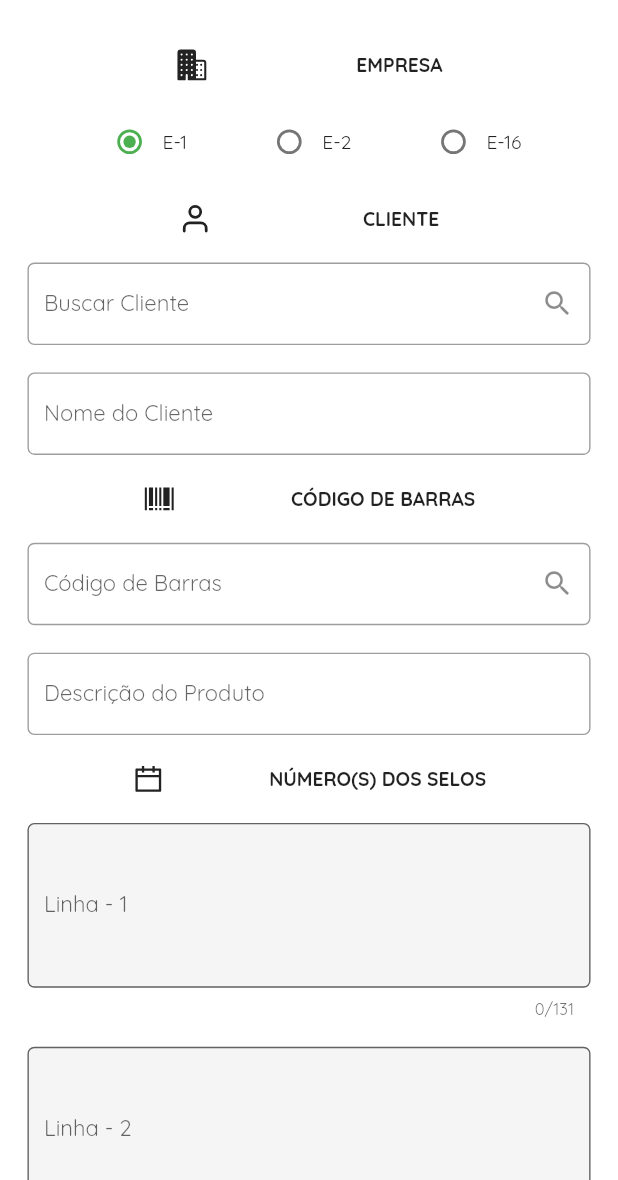
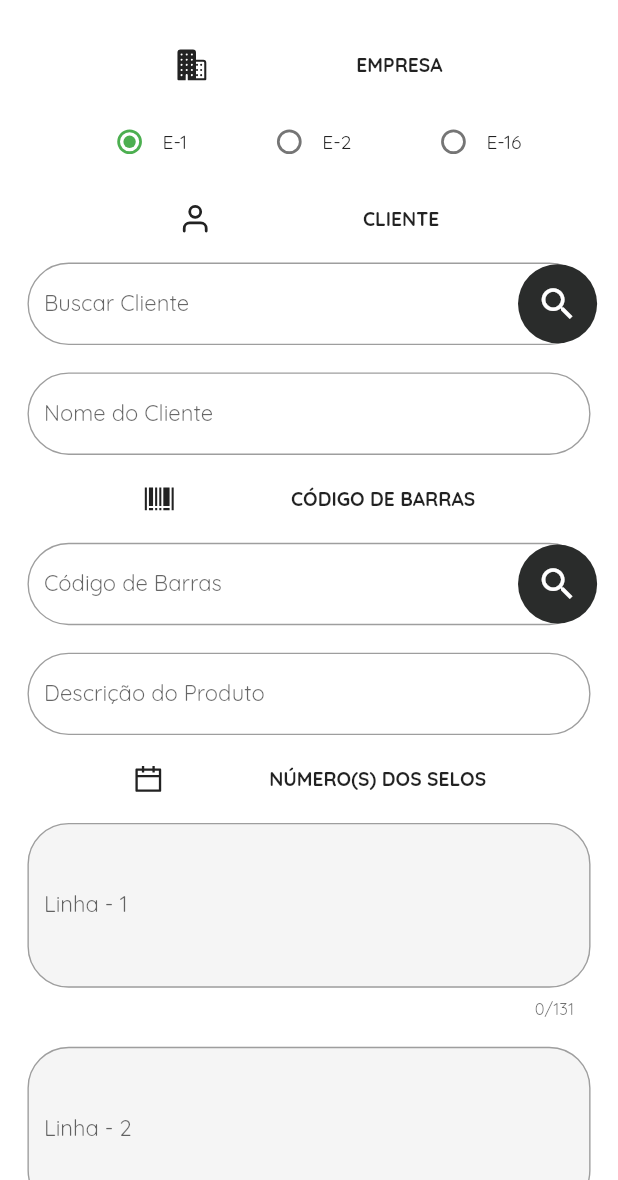
Before and after one commit to cubix-projetos/App-Carta-Selo, a Flutter app: the screen it shows after launch, after a tap on "Cadastro", on a phone screen of 412 x 824 dp, the part 56-1236 px from its top. Run offline on Flutter 3.47's test engine with Material 2 defaults, Android fonts, the phone set to English and light mode, and no system bars; our stand-ins replace flutter_vector_icons, get, google_fonts, mobx, open_file, pdf and 2 more; missing offline and left inert: flutter_barcode_scanner; generated files the repository leaves out were written again.

Commit message:
Ajustes no layout

```diff
--- a/lib/apis/pdf_multi_api.dart
+++ b/lib/apis/pdf_multi_api.dart
@@ -333,7 +333,12 @@ class PdfMultiApi {
         ),
         SizedBox(height: 5 * PdfPageFormat.mm),
         Text(
-          DateFormat("'São Paulo,' d 'de' MMMM 'de' y", "pt_BR").format(data),
+          DateFormat("'São Paulo,' d 'de' MMMM 'de' y"  , "pt_BR").format(data),
+          style: TextStyle(fontSize: 10),
+        ),
+         SizedBox(height: 3),
+        Text(
+          DateFormat("'Hora da Emissão: 'hh:mm'", "pt_BR").format(data),
           style: TextStyle(fontSize: 10),
         ),
       ],
--- a/lib/apis/pdf_unico_api.dart
+++ b/lib/apis/pdf_unico_api.dart
@@ -376,6 +376,11 @@ class PdfUnicoApi {
           DateFormat("'São Paulo,' d 'de' MMMM 'de' y", "pt_BR").format(data),
           style: TextStyle(fontSize: 10),
         ),
+        SizedBox(height: 3),
+        Text(
+          DateFormat("'Hora da Emissão: 'hh:mm'", "pt_BR").format(data),
+          style: TextStyle(fontSize: 10),
+        ),
       ],
     );
   }
--- a/lib/config/conexao.dart
+++ b/lib/config/conexao.dart
@@ -1,5 +1,5 @@
 abstract class ConexaoApp {
-  static String ip = "192.168.1.174";
+  static String ip = "192.168.1.216";
   static String port = "330";
 
   static alterar(String ip, String port) {
--- a/lib/main.dart
+++ b/lib/main.dart
@@ -34,6 +34,7 @@ class CartaSeloApp extends StatelessWidget {
   @override
   Widget build(BuildContext context) {
     return GetMaterialApp(
+
       routes: {
         "/home": (context) => HomeScreen(),
         "/carta_selo": (context) => CartaSeloScreen(),
--- a/lib/pdf/pdf.dart
+++ b/lib/pdf/pdf.dart
@@ -2,6 +2,7 @@ import 'package:carta_selo/apis/pdf_api.dart';
 import 'package:carta_selo/apis/pdf_multi_api.dart';
 import 'package:carta_selo/apis/pdf_unico_api.dart';
 import 'package:carta_selo/stores/pdf_store.dart';
+import 'package:carta_selo/styles/colors.dart';
 
 import 'package:flutter/material.dart';
 import 'package:get/get.dart';
@@ -53,11 +54,12 @@ class _PdfPageState extends State<PdfPage> {
                 Icon(
                   Icons.share,
                   size: 130,
+                  color: AppColors.azulCubix,
                 ),
                 const SizedBox(height: 40),
                 ElevatedButton(
                   style: ElevatedButton.styleFrom(
-                    primary: Colors.green,
+                    primary: AppColors.cinzaCubix,
                     minimumSize: Size.fromHeight(40),
                   ),
                   child: FittedBox(
--- a/lib/screens/carta_selo.dart
+++ b/lib/screens/carta_selo.dart
@@ -1,4 +1,3 @@
-
 import 'package:carta_selo/pdf/pdf.dart';
 import 'package:carta_selo/screens/components/cliente.dart';
 import 'package:carta_selo/screens/components/codigo_barras.dart';
@@ -136,7 +135,7 @@ class _CartaSeloScreenState extends State<CartaSeloScreen> {
                   },
                   content: Text("Retorne a tela home"),
                   textConfirm: "Sim",
-                  confirmTextColor: Colors.green,
+                  confirmTextColor: Colors.white,
                   onCancel: () {},
                   textCancel: "Não",
                   cancelTextColor: Colors.red,
@@ -226,7 +225,7 @@ class _CartaSeloScreenState extends State<CartaSeloScreen> {
                     ),
                     textConfirm: "Sim",
                     cancelTextColor: Colors.red,
-                    confirmTextColor: Colors.green,
+                    confirmTextColor: Colors.white,
                     onConfirm: () {
                       setState(() {
                         qtdSelos.clear();
--- a/lib/screens/components/card_home.dart
+++ b/lib/screens/components/card_home.dart
@@ -1,3 +1,4 @@
+import 'package:carta_selo/styles/colors.dart';
 import 'package:flutter/material.dart';
 import 'package:google_fonts/google_fonts.dart';
 
@@ -33,8 +34,8 @@ class _CardHomeState extends State<CardHome> {
         // color:  Colors.green[900]!,
 
         border: Border.all(
-          color: Colors.black,
-          width: 3,
+          color: AppColors.douradoCubix,
+          width: 1,
         ),
         borderRadius: BorderRadius.circular(12),
       ),
--- a/lib/screens/components/cliente.dart
+++ b/lib/screens/components/cliente.dart
@@ -1,4 +1,5 @@
 import 'package:carta_selo/apis/clientes_api.dart';
+import 'package:carta_selo/styles/colors.dart';
 import 'package:flutter/material.dart';
 import 'package:flutter_vector_icons/flutter_vector_icons.dart';
 
@@ -45,11 +46,32 @@ class _ClienteContainerState extends State<ClienteContainer> {
                   widget.nomeparcController.text = nome;
                 });
               },
-              icon: Icon(Icons.search),
+              icon: Container(
+                child: Transform.scale(
+                  scale:
+                      1.8, // Ajuste o valor conforme necessário para aumentar ou diminuir o tamanho do ícone
+                  child: CircleAvatar(
+                    backgroundColor: AppColors.cinzaCubix,
+                    child: const Icon(
+                      Icons.search,
+                      size: 17,
+                      color: Colors.white,
+                    ),
+                  ),
+                ),
+              ),
             ),
             labelText: "Buscar Cliente",
             border: OutlineInputBorder(
-              borderRadius: BorderRadius.circular(5),
+              borderRadius: BorderRadius.circular(30),
+            ),
+            focusedBorder: OutlineInputBorder(
+              borderSide: BorderSide(color: Colors.blue),
+              borderRadius: BorderRadius.circular(30),
+            ),
+            enabledBorder: OutlineInputBorder(
+              borderSide: BorderSide(color: Colors.grey),
+              borderRadius: BorderRadius.circular(30),
             ),
           ),
         ),
@@ -61,7 +83,15 @@ class _ClienteContainerState extends State<ClienteContainer> {
           decoration: InputDecoration(
             labelText: "Nome do Cliente",
             border: OutlineInputBorder(
-              borderRadius: BorderRadius.circular(5),
+              borderRadius: BorderRadius.circular(30),
+            ),
+            focusedBorder: OutlineInputBorder(
+              borderSide: BorderSide(color: Colors.blue),
+              borderRadius: BorderRadius.circular(30),
+            ),
+            enabledBorder: OutlineInputBorder(
+              borderSide: BorderSide(color: Colors.grey),
+              borderRadius: BorderRadius.circular(30),
             ),
           ),
         ),
--- a/lib/screens/components/codigo_barras.dart
+++ b/lib/screens/components/codigo_barras.dart
@@ -1,4 +1,5 @@
 import 'package:carta_selo/apis/produtos_api.dart';
+import 'package:carta_selo/styles/colors.dart';
 import 'package:flutter/material.dart';
 import 'package:flutter/services.dart';
 import 'package:flutter_barcode_scanner/flutter_barcode_scanner.dart';
@@ -67,11 +68,32 @@ class _CodigoBarrasContainerState extends State<CodigoBarrasContainer> {
               onPressed: () {
                 scanBarcodeNormal();
               },
-              icon: Icon(Icons.search),
+              icon: Container(
+                child: Transform.scale(
+                  scale:
+                      1.8, // Ajuste o valor conforme necessário para aumentar ou diminuir o tamanho do ícone
+                  child: CircleAvatar(
+                    backgroundColor: AppColors.cinzaCubix,
+                    child: const Icon(
+                      Icons.search,
+                      size: 17,
+                      color: Colors.white,
+                    ),
+                  ),
+                ),
+              ),
             ),
             labelText: "Código de Barras",
             border: OutlineInputBorder(
-              borderRadius: BorderRadius.circular(5),
+              borderRadius: BorderRadius.circular(30),
+            ),
+            focusedBorder: OutlineInputBorder(
+              borderSide: BorderSide(color: Colors.blue),
+              borderRadius: BorderRadius.circular(30),
+            ),
+            enabledBorder: OutlineInputBorder(
+              borderSide: BorderSide(color: Colors.grey),
+              borderRadius: BorderRadius.circular(30),
             ),
           ),
         ),
@@ -84,7 +106,15 @@ class _CodigoBarrasContainerState extends State<CodigoBarrasContainer> {
           decoration: InputDecoration(
             labelText: "Descrição do Produto",
             border: OutlineInputBorder(
-              borderRadius: BorderRadius.circular(5),
+              borderRadius: BorderRadius.circular(30),
+            ),
+            focusedBorder: OutlineInputBorder(
+              borderSide: BorderSide(color: Colors.blue),
+              borderRadius: BorderRadius.circular(30),
+            ),
+            enabledBorder: OutlineInputBorder(
+              borderSide: BorderSide(color: Colors.grey),
+              borderRadius: BorderRadius.circular(30),
             ),
           ),
         ),
--- a/lib/screens/components/linha_selo.dart
+++ b/lib/screens/components/linha_selo.dart
@@ -21,7 +21,15 @@ class LinhaSeloContainer extends StatelessWidget {
             filled: true,
             labelText: "Linha - $linha",
             border: OutlineInputBorder(
-              borderRadius: BorderRadius.circular(5),
+              borderRadius: BorderRadius.circular(30),
+            ),
+            focusedBorder: OutlineInputBorder(
+              borderSide: BorderSide(color: Colors.blue),
+              borderRadius: BorderRadius.circular(30),
+            ),
+            enabledBorder: OutlineInputBorder(
+              borderSide: BorderSide(color: Colors.grey),
+              borderRadius: BorderRadius.circular(30),
             ),
           ),
         ),
--- a/lib/screens/home_screen.dart
+++ b/lib/screens/home_screen.dart
@@ -1,6 +1,6 @@
-
 import 'package:carta_selo/screens/carta_selo.dart';
 import 'package:carta_selo/screens/multi_carta_selo.dart';
+import 'package:carta_selo/styles/colors.dart';
 import 'package:flutter/material.dart';
 import 'package:flutter_vector_icons/flutter_vector_icons.dart';
 import 'package:get/get.dart';
@@ -38,7 +38,7 @@ class _HomeScreenState extends State<HomeScreen> {
             ),
           ),
           elevation: 0,
-          backgroundColor: const Color.fromRGBO(44, 65, 68, 1),
+          backgroundColor: AppColors.cinzaCubix,
           actions: [
             IconButton(
                 icon: const Icon(MaterialCommunityIcons.logout),
@@ -47,7 +47,7 @@ class _HomeScreenState extends State<HomeScreen> {
                 })
           ],
         ),
-        backgroundColor: const Color.fromRGBO(44, 65, 68, 1),
+        backgroundColor: AppColors.cinzaCubix,
         body: ListView(
           children: <Widget>[
             const SizedBox(
--- a/lib/screens/loading_screen.dart
+++ b/lib/screens/loading_screen.dart
@@ -1,4 +1,5 @@
 import 'package:carta_selo/config/servidor_screen.dart';
+import 'package:carta_selo/styles/colors.dart';
 import 'package:flutter/material.dart';
 import 'package:flutter_vector_icons/flutter_vector_icons.dart';
 import 'package:get/get.dart';
@@ -24,12 +25,12 @@ class _LoadingScreenState extends State<LoadingScreen> {
         backgroundColor:
             Colors.transparent, //const Color.fromRGBO(44, 65, 68, 1),
         body: Container(
-          decoration: const BoxDecoration(
+          decoration: BoxDecoration(
               gradient: LinearGradient(
             begin: Alignment.topCenter,
             end: Alignment.bottomCenter,
             colors: [
-              Color.fromRGBO(44, 65, 68, 1), // Colors.black,
+              AppColors.cinzaCubix, // Colors.black,
               Colors.black, // const Color.fromRGBO(44, 65, 68, 1),
             ],
           )),
@@ -43,23 +44,24 @@ class _LoadingScreenState extends State<LoadingScreen> {
                   });
                 },
                 child: Image.asset(
-                  "assets/images/splash.png",
+                  "assets/images/cubix_logo.png",
                   height: MediaQuery.of(context).size.height * 0.7,
                 ),
               ),
               Container(
+                height: 50,
                 child: OutlinedButton(
                   child: Text(
                     'Entrar',
                     style: GoogleFonts.quicksand(
                         textStyle: const TextStyle(
                             color: Colors.white,
-                            fontSize: 17,
+                            fontSize: 20,
                             fontWeight: FontWeight.bold)),
                   ),
                   style: OutlinedButton.styleFrom(
                     primary: Colors.white,
-                    backgroundColor: const Color.fromRGBO(44, 65, 68, 1),
+                    backgroundColor: AppColors.azulCubix,
                     shape: const RoundedRectangleBorder(
                         borderRadius: BorderRadius.all(Radius.circular(10))),
                   ),
--- /dev/null
+++ b/lib/styles/colors.dart
@@ -0,0 +1,7 @@
+import 'package:flutter/material.dart';
+
+class AppColors {
+  static final cinzaCubix = Color.fromRGBO(42, 44, 43, 1);
+  static final douradoCubix = Color.fromRGBO(196, 161, 109, 1);
+  static final azulCubix = Color.fromRGBO(0, 162, 180, 1);
+}
--- a/lib/styles/style.dart
+++ b/lib/styles/style.dart
@@ -1,3 +1,4 @@
+import 'package:carta_selo/styles/colors.dart';
 import 'package:flutter/material.dart';
 
 const brightness = Brightness.light;
@@ -46,7 +47,17 @@ ThemeData androidTheme() {
         fontFamily: "Quicksand",
       ),
     ),
-    primaryColor: Colors.blue,
-    accentColor: Colors.white,
+    primaryColor: AppColors.cinzaCubix,
+    inputDecorationTheme: InputDecorationTheme(
+      focusedBorder: OutlineInputBorder(
+        borderSide: BorderSide(color: AppColors.cinzaCubix),
+        borderRadius: BorderRadius.circular(30),
+      ),
+      enabledBorder: OutlineInputBorder(
+        borderSide: BorderSide(color: Colors.grey),
+      ),
+    ),
+
+    // accentColor: Colors.white,
   );
 }
--- a/pubspec.yaml
+++ b/pubspec.yaml
@@ -32,7 +32,7 @@ dependencies:
   flutter:
     sdk: flutter
   cupertino_icons: ^1.0.5
-  responsive_framework: ^0.2.0
+  responsive_framework: ^0.1.7
   get: ^4.6.5
   flutter_vector_icons: ^2.0.0
   mobx: ^2.1.3
@@ -45,7 +45,7 @@ dependencies:
   intl: ^0.18.0
   provider: ^6.0.5
   flutter_speed_dial: ^6.2.0
-  google_fonts: ^3.0.1
+  google_fonts: ^4.0.4
   shared_preferences: ^2.0.15
 
 
```
Also changed, not shown: assets/images/cubix_logo.png (added), pubspec.lock, 20 other files.
